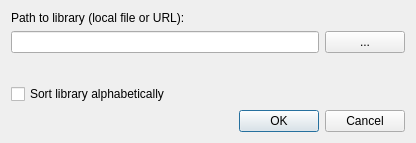
MarcoDuiker/QGIS_Map_library, file map_library_settings_dialog_base.ui: the form before one commit.
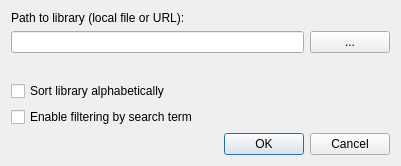
The form after the commit.

Commit message: Add search result filtering and navigation

Diff of the .ui file:
```diff
--- a/map_library_settings_dialog_base.ui
+++ b/map_library_settings_dialog_base.ui
@@ -6,8 +6,8 @@
    <rect>
     <x>0</x>
     <y>0</y>
-    <width>416</width>
-    <height>143</height>
+    <width>401</width>
+    <height>166</height>
    </rect>
   </property>
   <property name="windowTitle">
@@ -68,6 +68,13 @@
      </property>
     </widget>
    </item>
+   <item>
+    <widget class="QCheckBox" name="filter_cbx">
+     <property name="text">
+      <string>Enable filtering by search term</string>
+     </property>
+    </widget>
+   </item>
    <item>
     <widget class="QDialogButtonBox" name="button_box">
      <property name="orientation">
```
The commit also changes 4 other files.
